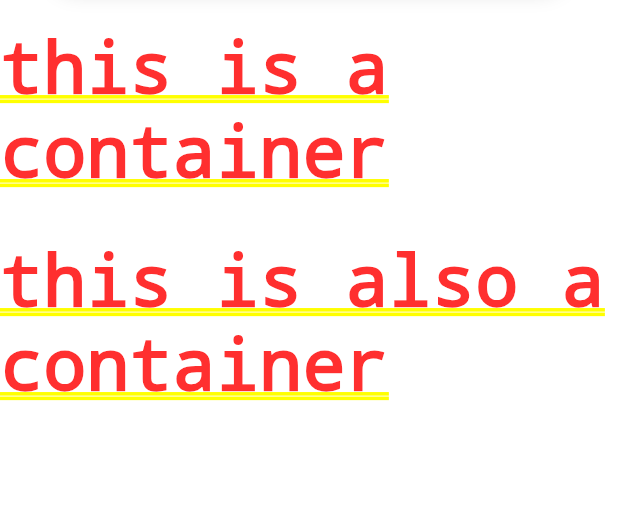
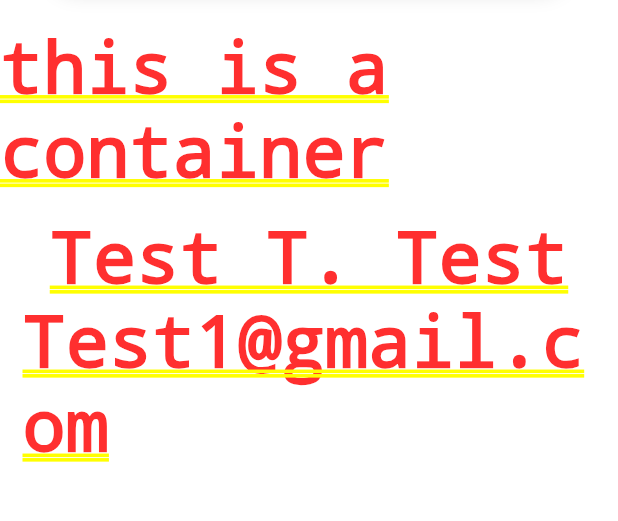
Before and after one commit to Andreicomia11-12/SK-INSIGHT-flutter, a Flutter app: the screen it shows after launch, on a phone screen of 412 x 824 dp, the part 215-736 px from its top. Run offline on Flutter 3.47's test engine with Material 3 defaults, Android fonts, the phone set to English and light mode, and no system bars; missing offline and left inert: file_selector.

Commit message:
week2 dqy5

```diff
--- a/lib/pages/userProfile.dart
+++ b/lib/pages/userProfile.dart
@@ -1,6 +1,5 @@
 import 'package:flutter/material.dart';
 import 'KKProfiling.dart';
-
 
 class userProfile extends StatefulWidget {
   const userProfile({super.key});
@@ -13,10 +12,7 @@ class _userProfileState extends State<userProfile> {
   @override
   Widget build(BuildContext context) {
     return Container(
-
-      decoration: BoxDecoration(
-          color: Colors.white
-      ),
+      decoration: BoxDecoration(color: Colors.white),
       child: Column(
         children: [
           Container(
@@ -101,7 +97,6 @@ class _userProfileState extends State<userProfile> {
                               style: TextStyle(
                                 fontSize: 15,
                                 fontWeight: FontWeight.w400,
-
                               ),
                             ),
                           ],
@@ -165,17 +160,17 @@ class _userProfileState extends State<userProfile> {
               children: [
                 Container(
                   margin: EdgeInsets.symmetric(vertical: 15, horizontal: 15),
-                  ),
-                  Text('this is a container'),
+                ),
+                Text('this is a container'),
                 Container(
                   margin: EdgeInsets.symmetric(vertical: 15, horizontal: 15),
+                  child: Column(
+                    children: [Text('Test T. Test'), Text('Test1@gmail.com')],
                   ),
-                  Text('this is also a container'),
+                ),
               ],
             ),
-          )
-
-
+          ),
         ],
       ),
     );
```
